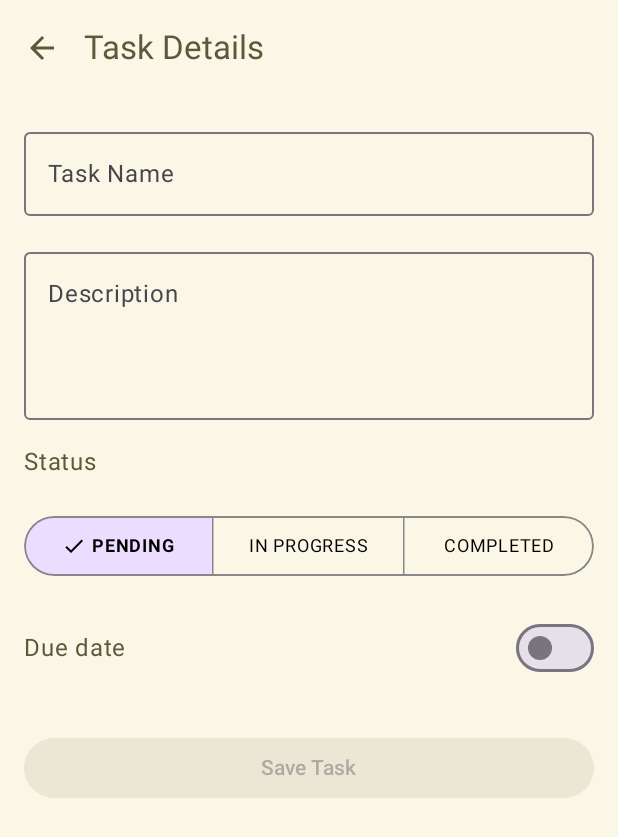
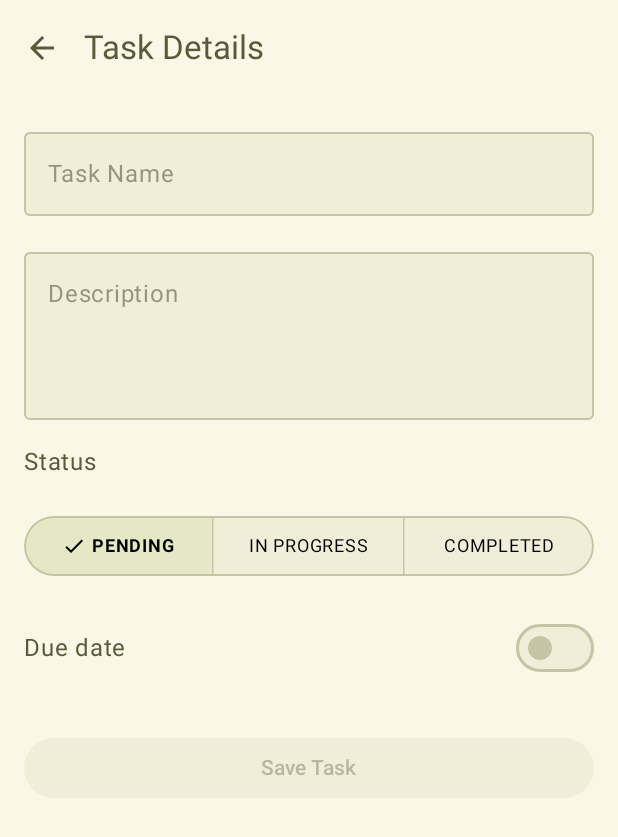
Before and after one commit to jhuo/TaskManager, an Android app built with Jetpack Compose: the composable CreateEditTaskScreen shown on its own in the app's theme, on a phone screen of 412 x 824 dp. Shown: the top 837 px of the screen. Run offline under Robolectric (Android 15) with nearby library versions, the phone set to English and light mode, and no system bars; our stand-ins replace Dagger/Hilt's generated code; network calls fail.

Commit message:
Add Theme

```diff
--- a/app/src/main/java/com/jhuo/taskmanager/task_manager/presentation/task_create_edit/CreateEditTaskScreen.kt
+++ b/app/src/main/java/com/jhuo/taskmanager/task_manager/presentation/task_create_edit/CreateEditTaskScreen.kt
@@ -9,6 +9,7 @@ import androidx.compose.foundation.verticalScroll
 import androidx.compose.material.icons.Icons
 import androidx.compose.material.icons.filled.ArrowBack
 import androidx.compose.material3.Button
+import androidx.compose.material3.ButtonDefaults
 import androidx.compose.material3.ExperimentalMaterial3Api
 import androidx.compose.material3.Icon
 import androidx.compose.material3.IconButton
@@ -17,6 +18,7 @@ import androidx.compose.material3.OutlinedTextField
 import androidx.compose.material3.Scaffold
 import androidx.compose.material3.SnackbarHostState
 import androidx.compose.material3.Text
+import androidx.compose.material3.TextFieldDefaults
 import androidx.compose.material3.TopAppBar
 import androidx.compose.runtime.Composable
 import androidx.compose.runtime.LaunchedEffect
@@ -82,12 +84,18 @@ fun CreateEditTaskScreen(
 
             OutlinedTextField(
                 value = state.task.name,
-                onValueChange = {
-                    viewModel.onEvent(TaskCreateEditUiEvent.Input.EnterName(it))
-                },
+                onValueChange = { viewModel.onEvent(TaskCreateEditUiEvent.Input.EnterName(it)) },
                 maxLines = 4,
                 isError = nameError != null,
                 label = { Text("Task Name") },
+                colors = TextFieldDefaults.colors(
+                    focusedContainerColor = MaterialTheme.colorScheme.surfaceVariant,
+                    unfocusedContainerColor = MaterialTheme.colorScheme.surfaceVariant,
+                    focusedLabelColor = MaterialTheme.colorScheme.primary,
+                    unfocusedLabelColor = MaterialTheme.colorScheme.onSurface.copy(alpha = 0.6f),
+                    focusedIndicatorColor = MaterialTheme.colorScheme.primary,
+                    unfocusedIndicatorColor = MaterialTheme.colorScheme.outline
+                ),
                 modifier = Modifier.fillMaxWidth()
             )
 
@@ -104,6 +112,14 @@ fun CreateEditTaskScreen(
                 },
                 isError = nameError != null,
                 label = { Text("Description") },
+                colors = TextFieldDefaults.colors(
+                    focusedContainerColor = MaterialTheme.colorScheme.surfaceVariant,
+                    unfocusedContainerColor = MaterialTheme.colorScheme.surfaceVariant,
+                    focusedLabelColor = MaterialTheme.colorScheme.primary,
+                    unfocusedLabelColor = MaterialTheme.colorScheme.onSurface.copy(alpha = 0.6f),
+                    focusedIndicatorColor = MaterialTheme.colorScheme.primary,
+                    unfocusedIndicatorColor = MaterialTheme.colorScheme.outline
+                ),
                 modifier = Modifier
                     .fillMaxWidth()
                     .height(120.dp),
@@ -114,7 +130,9 @@ fun CreateEditTaskScreen(
 
             Text("Status", style = MaterialTheme.typography.bodyLarge)
             Row(
-                modifier = Modifier.fillMaxWidth().padding(top = 24.dp)
+                modifier = Modifier
+                    .fillMaxWidth()
+                    .padding(top = 24.dp)
             ) {
                 StatusSelector(
                     selectedStatus = state.task.status,
@@ -142,6 +160,12 @@ fun CreateEditTaskScreen(
                 onClick = { viewModel.onEvent(TaskCreateEditUiEvent.ButtonClick.Save) },
                 enabled = nameError == null && descriptionError == null &&
                         state.task.name.isNotEmpty() && state.task.description.isNotEmpty(),
+                colors = ButtonDefaults.buttonColors(
+                    containerColor = MaterialTheme.colorScheme.primary,
+                    contentColor = MaterialTheme.colorScheme.onPrimary,
+                    disabledContainerColor = MaterialTheme.colorScheme.surfaceVariant,
+                    disabledContentColor = MaterialTheme.colorScheme.onSurface.copy(alpha = 0.38f)
+                ),
                 modifier = Modifier.fillMaxWidth()
             ) {
                 Text("Save Task")
--- a/app/src/main/java/com/jhuo/taskmanager/task_manager/presentation/ui/component/DueDatePicker.kt
+++ b/app/src/main/java/com/jhuo/taskmanager/task_manager/presentation/ui/component/DueDatePicker.kt
@@ -34,6 +34,7 @@ fun DueDatePicker(
             Text(
                 text = "Due date",
                 style = MaterialTheme.typography.bodyLarge,
+                color = MaterialTheme.colorScheme.onSurface,
                 modifier = Modifier.weight(1f)
             )
             Switch(
@@ -43,7 +44,13 @@ fun DueDatePicker(
                     if (!isEnabled) {
                         onDateSelected("")
                     }
-                }
+                },
+                colors = SwitchDefaults.colors(
+                    checkedThumbColor = MaterialTheme.colorScheme.primary,
+                    checkedTrackColor = MaterialTheme.colorScheme.primaryContainer,
+                    uncheckedThumbColor = MaterialTheme.colorScheme.outline,
+                    uncheckedTrackColor = MaterialTheme.colorScheme.surfaceVariant
+                )
             )
         }
 
@@ -55,10 +62,10 @@ fun DueDatePicker(
                     .fillMaxWidth()
                     .clip(RoundedCornerShape(24.dp))
                     .border(1.dp, Color.Gray, RoundedCornerShape(24.dp)),
-                colors = ButtonDefaults.buttonColors(
-                    containerColor = Color.Transparent,
-                    contentColor = Color.Black
-                )
+                colors = ButtonDefaults.outlinedButtonColors(
+                    containerColor = MaterialTheme.colorScheme.surfaceVariant,
+                    contentColor = MaterialTheme.colorScheme.onSurface
+                ),
             ) {
                 Text(text = selectedDate?.ifEmpty { "Select Due Date" } ?: "Select Due Date")
             }
--- a/app/src/main/java/com/jhuo/taskmanager/task_manager/presentation/ui/component/StatusSelector.kt
+++ b/app/src/main/java/com/jhuo/taskmanager/task_manager/presentation/ui/component/StatusSelector.kt
@@ -1,4 +1,3 @@
-import android.R.attr.fontWeight
 import androidx.compose.foundation.background
 import androidx.compose.foundation.border
 import androidx.compose.foundation.clickable
@@ -31,7 +30,8 @@ fun StatusSelector(
         modifier = Modifier
             .fillMaxWidth()
             .clip(RoundedCornerShape(50.dp))
-            .border(1.dp, Color.Gray, RoundedCornerShape(50.dp))
+            .border(1.dp, MaterialTheme.colorScheme.outline, RoundedCornerShape(50.dp))
+            .background(MaterialTheme.colorScheme.surfaceVariant)
     ) {
         statuses.forEachIndexed { index, status ->
             val isSelected = status == selectedStatus
@@ -63,7 +63,7 @@ fun StatusSelector(
             }
             if (index < statuses.size - 1) {
                 VerticalDivider(
-                    color = Color.Gray,
+                    color = MaterialTheme.colorScheme.outline,
                     modifier = Modifier
                         .height(40.dp)
                         .width(1.dp)
```
Also changed, not shown: app/src/main/java/com/jhuo/taskmanager/task_manager/presentation/ui/component/TaskItem.kt (+18 -3 lines), app/src/main/java/com/jhuo/taskmanager/theme/Theme.kt (+7 -2 lines).
